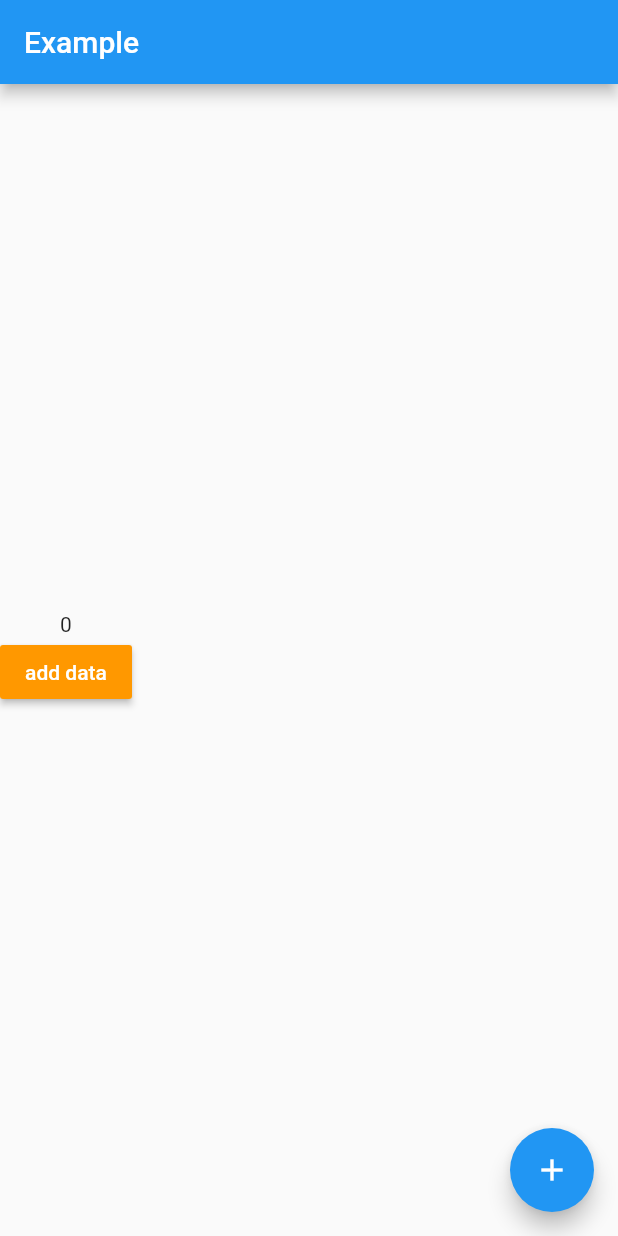
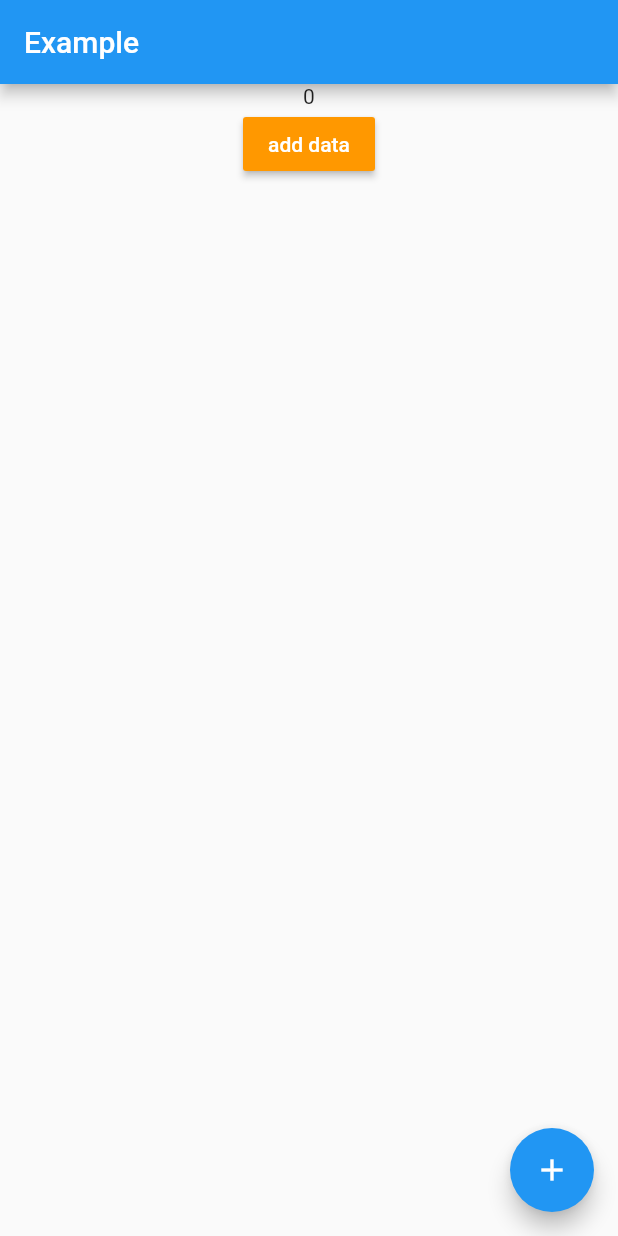
Before and after one commit to kmachida12345/flutter_mvvm_practice, a Flutter app: the screen it shows after launch, after a tap on "using Riverpod", on a phone screen of 412 x 824 dp. Run offline on Flutter 3.47's test engine with Material 2 defaults, Android fonts, the phone set to English and light mode, and no system bars; our stand-ins replace cloud_firestore, firebase_core, flutter_riverpod; accounts and stored records are empty.

```diff
--- a/lib/RiverpodPractice.dart
+++ b/lib/RiverpodPractice.dart
@@ -14,7 +14,6 @@ class RiverpodPractice extends ConsumerWidget {
 
   @override
   Widget build(BuildContext context, ScopedReader watch) {
-
     Future<void> addUser() {
       CollectionReference users =
           FirebaseFirestore.instance.collection('testdesu');
@@ -29,56 +28,37 @@ class RiverpodPractice extends ConsumerWidget {
           .catchError((error) => print('hoge failed. $error'));
     }
 
-
+    return FutureBuilder(
+      future: _initialization,
+      builder: (context, snapshot) {
+        if (snapshot.connectionState == ConnectionState.done) {
           return MaterialApp(
             home: Scaffold(
               appBar: AppBar(title: Text('Example')),
               body: Column(
                 mainAxisAlignment: MainAxisAlignment.center,
                 children: [
-            Text('${watch(counterProvider).counter}'),
+                  Consumer(builder: (context, watch, child) {
+                    return Text('${watch(counterProvider).counter}');
+                  }),
                   RaisedButton(
                     child: Text('add data'),
                     color: Colors.orange,
                     textColor: Colors.white,
                     onPressed: addUser,
-            )
+                  ),
+                  Expanded(child: TestList())
                 ],
               ),
               floatingActionButton: _RiverpodPracticePageFab(),
             ),
           );
-
-
-    // return FutureBuilder(
-    //     future: _initialization,
-    //     builder: (context, snapshot) {
-    //       if (snapshot.connectionState == ConnectionState.done) {
-    //
-    //         return MaterialApp(
-    //           home: Scaffold(
-    //             appBar: AppBar(title: Text('Example')),
-    //             body: Column(
-    //               mainAxisAlignment: MainAxisAlignment.center,
-    //               children: [
-    //                 Text('\${watch(counterProvider).counter}'),
-    //                 RaisedButton(
-    //                   child: Text('add data'),
-    //                   color: Colors.orange,
-    //                   textColor: Colors.white,
-    //                   onPressed: addUser,
-    //                 )
-    //               ],
-    //             ),
-    //             floatingActionButton: _RiverpodPracticePageFab(),
-    //           ),
-    //         );
-    //       }
-    //
-    //       return Center(
-    //         child: CircularProgressIndicator(),
-    //       );
-    //     });
+        }
+        return Center(
+          child: CircularProgressIndicator(),
+        );
+      },
+    );
 
   }
 }
@@ -106,3 +86,29 @@ class _RiverpodPracticeCounter extends ChangeNotifier {
     notifyListeners();
   }
 }
+
+class TestList extends StatelessWidget {
+  @override
+  Widget build(BuildContext context) {
+    return StreamBuilder<QuerySnapshot>(
+      stream: FirebaseFirestore.instance.collection('testdesu').snapshots(),
+      builder: (BuildContext context, AsyncSnapshot<QuerySnapshot> snapshot) {
+        if (snapshot.hasError) return new Text('Error: ${snapshot.error}');
+        switch (snapshot.connectionState) {
+          case ConnectionState.waiting:
+            return new Text('Loading...');
+          default:
+            return new ListView(
+              // shrinkWrap: true,
+              children: snapshot.data.docs.map((DocumentSnapshot document) {
+                return new ListTile(
+                  title: new Text(document['fuga']),
+                  subtitle: new Text(document['hoge'].toString()),
+                );
+              }).toList(),
+            );
+        }
+      },
+    );
+  }
+}
```
Also changed, not shown: pubspec.lock. Lines whose indentation alone changed are shown as unchanged.
